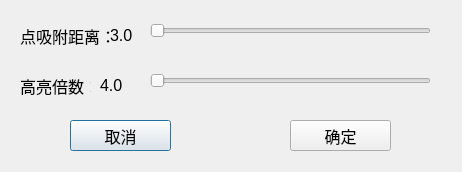
First picture: the form in configuredialog.ui, repository zyitom/label, before the edit.
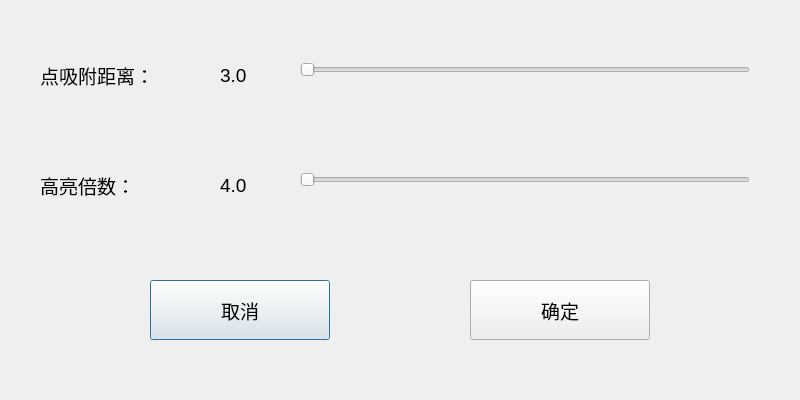
Second picture: the form after the edit.

What changed in the file:
```diff
--- a/configuredialog.ui
+++ b/configuredialog.ui
@@ -6,8 +6,8 @@
    <rect>
     <x>0</x>
     <y>0</y>
-    <width>462</width>
-    <height>172</height>
+    <width>800</width>
+    <height>400</height>
    </rect>
   </property>
   <property name="windowTitle">
@@ -16,15 +16,15 @@
   <widget class="QLabel" name="Label1">
    <property name="geometry">
     <rect>
-     <x>20</x>
-     <y>20</y>
-     <width>91</width>
-     <height>31</height>
+     <x>40</x>
+     <y>50</y>
+     <width>180</width>
+     <height>50</height>
     </rect>
    </property>
    <property name="font">
     <font>
-     <pointsize>12</pointsize>
+     <pointsize>14</pointsize>
     </font>
    </property>
    <property name="text">
@@ -34,10 +34,10 @@
   <widget class="QSlider" name="PDSlider">
    <property name="geometry">
     <rect>
-     <x>150</x>
-     <y>20</y>
-     <width>281</width>
-     <height>22</height>
+     <x>300</x>
+     <y>50</y>
+     <width>450</width>
+     <height>40</height>
     </rect>
    </property>
    <property name="minimum">
@@ -53,15 +53,15 @@
   <widget class="QLabel" name="Label2">
    <property name="geometry">
     <rect>
-     <x>20</x>
-     <y>70</y>
-     <width>71</width>
-     <height>31</height>
+     <x>40</x>
+     <y>160</y>
+     <width>150</width>
+     <height>50</height>
     </rect>
    </property>
    <property name="font">
     <font>
-     <pointsize>12</pointsize>
+     <pointsize>14</pointsize>
     </font>
    </property>
    <property name="text">
@@ -71,10 +71,10 @@
   <widget class="QSlider" name="VRSlider">
    <property name="geometry">
     <rect>
-     <x>150</x>
-     <y>70</y>
-     <width>281</width>
-     <height>22</height>
+     <x>300</x>
+     <y>160</y>
+     <width>450</width>
+     <height>40</height>
     </rect>
    </property>
    <property name="minimum">
@@ -90,15 +90,15 @@
   <widget class="QPushButton" name="cancelPushButton">
    <property name="geometry">
     <rect>
-     <x>70</x>
-     <y>120</y>
-     <width>101</width>
-     <height>31</height>
+     <x>150</x>
+     <y>280</y>
+     <width>180</width>
+     <height>60</height>
     </rect>
    </property>
    <property name="font">
     <font>
-     <pointsize>12</pointsize>
+     <pointsize>14</pointsize>
     </font>
    </property>
    <property name="text">
@@ -108,15 +108,15 @@
   <widget class="QPushButton" name="OKPushButton">
    <property name="geometry">
     <rect>
-     <x>290</x>
-     <y>120</y>
-     <width>101</width>
-     <height>31</height>
+     <x>470</x>
+     <y>280</y>
+     <width>180</width>
+     <height>60</height>
     </rect>
    </property>
    <property name="font">
     <font>
-     <pointsize>12</pointsize>
+     <pointsize>14</pointsize>
     </font>
    </property>
    <property name="text">
@@ -126,15 +126,15 @@
   <widget class="QLabel" name="pointDistanceLabel">
    <property name="geometry">
     <rect>
-     <x>110</x>
-     <y>20</y>
-     <width>41</width>
-     <height>31</height>
+     <x>220</x>
+     <y>50</y>
+     <width>80</width>
+     <height>50</height>
     </rect>
    </property>
    <property name="font">
     <font>
-     <pointsize>12</pointsize>
+     <pointsize>14</pointsize>
     </font>
    </property>
    <property name="text">
@@ -144,15 +144,15 @@
   <widget class="QLabel" name="vRateLabel">
    <property name="geometry">
     <rect>
-     <x>100</x>
-     <y>70</y>
-     <width>41</width>
-     <height>31</height>
+     <x>220</x>
+     <y>160</y>
+     <width>80</width>
+     <height>50</height>
     </rect>
    </property>
    <property name="font">
     <font>
-     <pointsize>12</pointsize>
+     <pointsize>14</pointsize>
     </font>
    </property>
    <property name="text">
```
